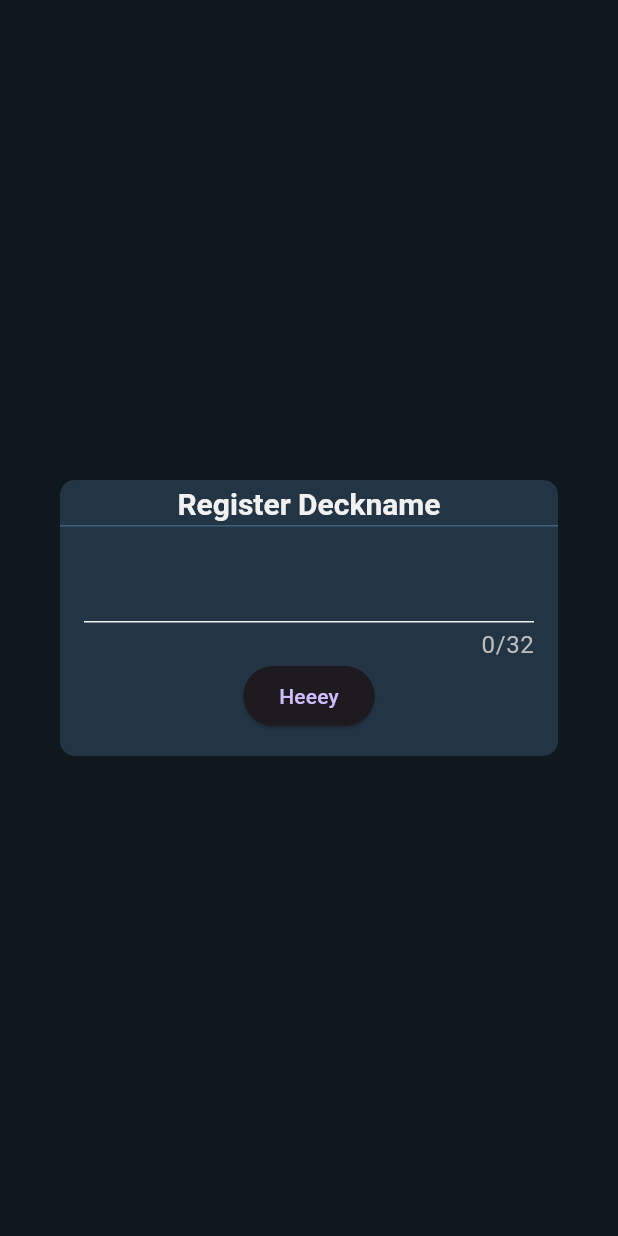
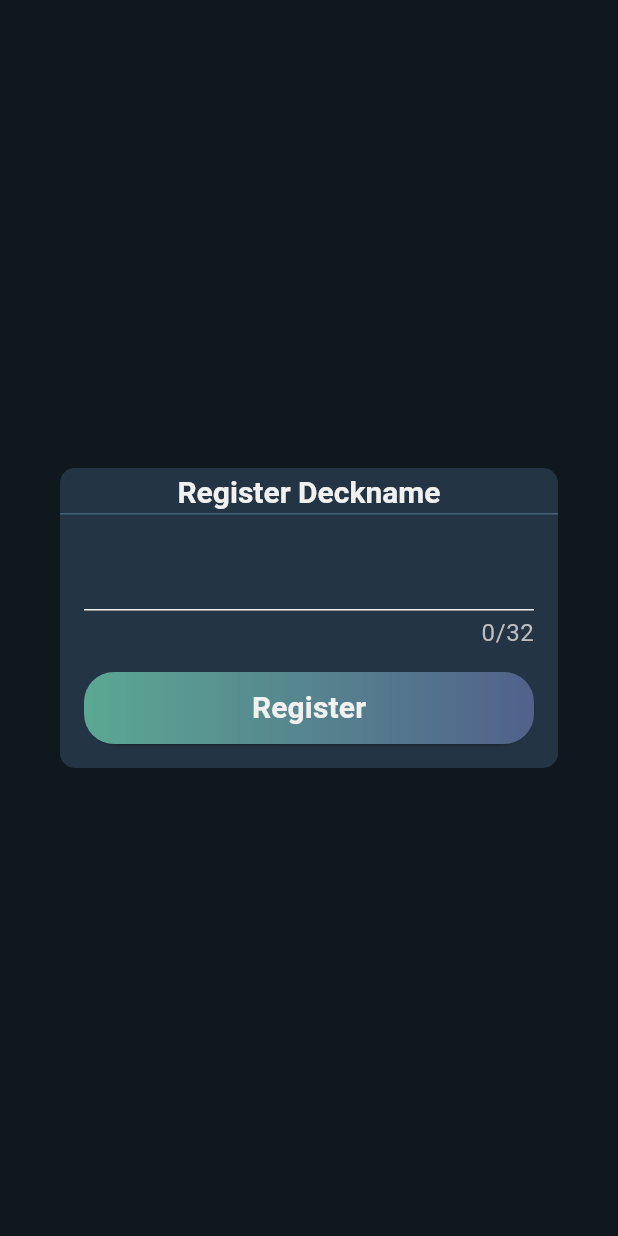
Before and after one commit to jepapt2/turn1checker, a Flutter app: what showDeckAddDialog() shows on an empty page, opened directly, on a phone screen of 412 x 824 dp. Run offline on Flutter 3.47's test engine with Material 2 defaults, Android fonts, the phone set to English and light mode, and no system bars; drawn by our look-alikes of flutter_form_builder; our stand-ins replace drift, form_builder_validators, go_router; accounts and stored records are empty; generated files the repository leaves out were written again.

Commit message:
primary_button

```diff
--- /dev/null
+++ b/lib/components/ui/primary_button.dart
@@ -0,0 +1,43 @@
+//primarybutton
+import 'package:flutter/material.dart';
+import 'package:turn1checker/theme/color.dart';
+
+class PrimaryButton extends StatelessWidget {
+  const PrimaryButton({super.key, required this.onPressed, required this.text});
+
+  final void Function() onPressed;
+  final String text;
+
+  @override
+  Widget build(BuildContext context) {
+    return ElevatedButton(
+      style: ElevatedButton.styleFrom(padding: const EdgeInsets.all(0)),
+      onPressed: onPressed,
+      child: Container(
+        width: double.infinity,
+        height: 48,
+        decoration: BoxDecoration(
+          borderRadius: BorderRadius.circular(20),
+          gradient: const LinearGradient(
+            begin: Alignment.centerLeft,
+            end: Alignment.centerRight,
+            colors: [
+              ColorTheme.primaryGradientStart,
+              ColorTheme.primaryGradientEnd
+            ],
+          ),
+        ),
+        child: Center(
+          child: Text(
+            text,
+            style: const TextStyle(
+              color: ColorTheme.white,
+              fontSize: 20,
+              fontWeight: FontWeight.bold,
+            ),
+          ),
+        ),
+      ),
+    );
+  }
+}
--- a/lib/l10n/app_en.arb
+++ b/lib/l10n/app_en.arb
@@ -6,5 +6,6 @@
   "deckNameRequiredError": "Please enter a deck name.",
   "deckNameMinLengthError": "Deck name must be at least {minLength} characters.",
   "deckNameMaxLengthError": "Deck name must be {maxLength} characters or less.",
+  "register": "Register",
   "hello": "Heeey"
 }
--- a/lib/l10n/app_ja.arb
+++ b/lib/l10n/app_ja.arb
@@ -6,5 +6,6 @@
   "deckNameRequiredError": "デッキ名を入力してください",
   "deckNameMinLengthError": "デッキ名は{minLength}文字以上で入力してください",
   "deckNameMaxLengthError": "デッキ名は{maxLength}文字以内で入力してください",
+  "register": "登録",
   "hello": "こんちゃ"
 }
--- a/lib/screens/home_screen.dart
+++ b/lib/screens/home_screen.dart
@@ -5,6 +5,7 @@ import 'package:form_builder_validators/form_builder_validators.dart';
 import 'package:turn1checker/components/ui/primary_floating_action_button.dart';
 import 'package:turn1checker/components/ui/primary_text_field.dart';
 
+import '../components/ui/primary_button.dart';
 import '../components/ui/primary_simple_dialog.dart';
 
 class HomeScreen extends StatelessWidget {
@@ -51,14 +52,15 @@ showDeckAddDialog(BuildContext context) {
                         errorText: appLocalizations.deckNameMaxLengthError(32)),
                   ])),
             ),
-            ElevatedButton(
+            const SizedBox(height: 16),
+            PrimaryButton(
                 onPressed: () {
                   if (formKey.currentState!.saveAndValidate()) {
                     Navigator.pop(context);
                     print(formKey.currentState!.value);
                   }
                 },
-                child: Text(appLocalizations.hello))
+                text: appLocalizations.register)
           ],
         ),
       );
--- a/lib/theme/color.dart
+++ b/lib/theme/color.dart
@@ -11,5 +11,5 @@ class ColorTheme {
   static const Color lightGray = Color(0xFFBDBDBD);
   static const Color black = Color(0xFF1C1C1C);
   static const Color primaryGradientStart = Color(0xFF5BA892);
-  static const Color primaryGradientEnd = Color(0xFF343F5A);
+  static const Color primaryGradientEnd = Color.fromARGB(255, 81, 97, 139);
 }
```
